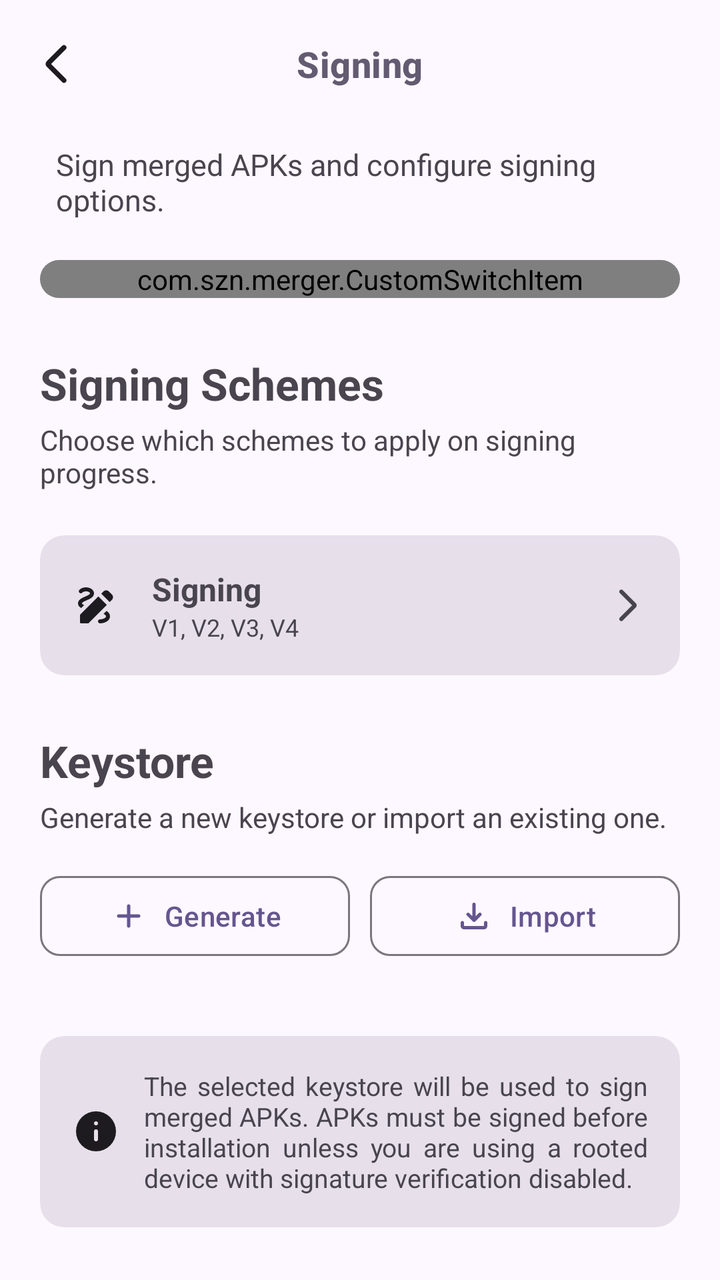
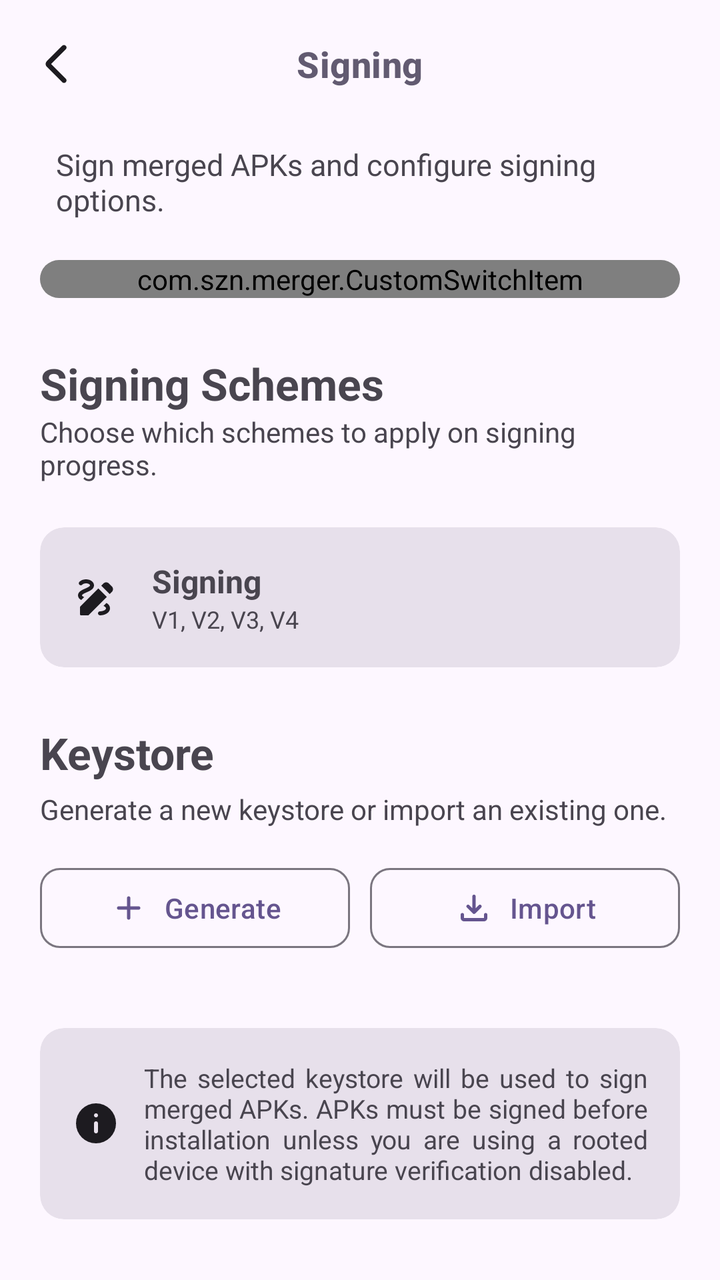

Compare the two renders of this Android layout. The source of the first and the diff that turns it into the second are given below.
<!-- AndroidManifest.xml: application theme AppTheme -->
<!-- res/layout/signing_layout.xml -->
<?xml version="1.0" encoding="utf-8"?>
<androidx.constraintlayout.widget.ConstraintLayout
    xmlns:android="http://schemas.android.com/apk/res/android"
    xmlns:app="http://schemas.android.com/apk/res-auto"
    android:layout_width="match_parent"
    android:layout_height="match_parent">

    <com.google.android.material.appbar.MaterialToolbar
        android:id="@+id/toolbar"
        android:layout_width="0dp"
        android:layout_height="?attr/actionBarSize"
        android:background="@android:color/transparent"
        app:navigationIcon="@drawable/ic_back"
        app:navigationIconTint="?attr/colorOnSurface"
        app:title="@string/title_signing"
        app:titleCentered="true"
        app:titleTextAppearance="@style/CustomCollapsedTitle"
        app:layout_constraintTop_toTopOf="parent"
        app:layout_constraintStart_toStartOf="parent"
        app:layout_constraintEnd_toEndOf="parent"/>

    <androidx.core.widget.NestedScrollView
        android:id="@+id/scroll"
        android:layout_width="0dp"
        android:layout_height="0dp"
        android:fillViewport="true"
        android:paddingHorizontal="20dp"
        app:layout_constraintTop_toBottomOf="@id/toolbar"
        app:layout_constraintBottom_toBottomOf="parent"
        app:layout_constraintStart_toStartOf="parent"
        app:layout_constraintEnd_toEndOf="parent">

        <LinearLayout
            android:layout_width="match_parent"
            android:layout_height="wrap_content"
            android:orientation="vertical">

            <TextView
                android:layout_width="wrap_content"
                android:layout_height="wrap_content"
                android:text="@string/desc_signing"
                android:textSize="15sp"
                android:paddingStart="8dp"
                android:layout_marginTop="8dp"
                android:layout_marginBottom="20dp"/>

            <com.google.android.material.card.MaterialCardView
                style="@style/Widget.Card.RoundedMiddle">

                <com.szn.merger.CustomSwitchItem
                    android:id="@+id/SignSwitch"
                    android:layout_width="match_parent"
                    android:layout_height="wrap_content"
                    app:itemTitle="@string/sign_switch"
                    app:itemIcon="@drawable/ic_sign" />

            </com.google.android.material.card.MaterialCardView>

            <TextView
                android:layout_width="wrap_content"
                android:layout_height="wrap_content"
                android:layout_marginTop="28dp"
                android:text="@string/signing_schemes"
                android:textStyle="bold"
                android:textSize="22sp"/>

            <TextView
                android:layout_width="wrap_content"
                android:layout_height="wrap_content"
                android:text="@string/signing_desc"
                android:textSize="14sp"
                android:layout_marginTop="4dp"
                android:layout_marginBottom="16dp"/>

            <com.google.android.material.card.MaterialCardView
                android:id="@+id/signSchemes"
                android:layout_width="match_parent"
                android:layout_height="wrap_content"
                android:layout_marginTop="6dp"
                style="@style/Widget.Card.RoundedMiddle">

                <LinearLayout
                    android:layout_width="match_parent"
                    android:layout_height="match_parent"
                    android:gravity="center_vertical"
                    android:orientation="horizontal"
                    android:padding="16dp">

                    <ImageView
                        android:layout_width="24dp"
                        android:layout_height="24dp"
                        app:tint="?attr/colorOnSurface"
                        android:src="@drawable/ic_sign" />

                    <LinearLayout
                        android:layout_width="0dp"
                        android:layout_height="wrap_content"
                        android:layout_weight="1"
                        android:layout_marginStart="16dp"
                        android:orientation="vertical">

                        <TextView
                            android:layout_width="wrap_content"
                            android:layout_height="wrap_content"
                            android:text="@string/title_signing"
                            android:textStyle="bold"
                            android:textSize="16sp"/>

                        <TextView
                            android:id="@+id/currentSchemes"
                            android:layout_width="wrap_content"
                            android:layout_height="wrap_content"
                            android:text="@string/desc_signing_schemes"
                            android:textSize="12sp"/>

                    </LinearLayout>

                    <ImageView
                        android:layout_width="20dp"
                        android:layout_height="20dp"
                        android:src="@drawable/ic_back"
                        android:rotation="180"
                        app:tint="?attr/colorOnSurfaceVariant"/>

                </LinearLayout>

            </com.google.android.material.card.MaterialCardView>

            <TextView
                android:layout_width="wrap_content"
                android:layout_height="wrap_content"
                android:layout_marginTop="28dp"
                android:text="@string/title_keystore"
                android:textStyle="bold"
                android:textSize="22sp"/>

            <TextView
                android:layout_width="wrap_content"
                android:layout_height="wrap_content"
                android:text="@string/desc_keystore"
                android:textSize="14sp"
                android:layout_marginTop="4dp"
                android:layout_marginBottom="16dp"/>

            <LinearLayout
                android:layout_width="match_parent"
                android:layout_height="wrap_content"
                android:orientation="horizontal">

                <com.google.android.material.button.MaterialButton
                    android:id="@+id/btnGenerate"
                    android:layout_width="0dp"
                    app:cornerRadius="10dp"
                    android:layout_height="wrap_content"
                    android:layout_weight="1"
                    android:layout_marginEnd="5dp"
                    android:gravity="center"
                    style="@style/Widget.Material3.Button.OutlinedButton"
                    android:text="@string/btn_generate"
                    app:icon="@drawable/ic_add"
                    app:iconGravity="textStart"
                    app:iconPadding="8dp"
                    app:iconSize="20dp"/>

                <com.google.android.material.button.MaterialButton
                    android:id="@+id/btnImport"
                    android:layout_width="0dp"
                    app:cornerRadius="10dp"
                    android:layout_height="wrap_content"
                    android:layout_weight="1"
                    android:layout_marginStart="5dp"
                    android:gravity="center"
                    style="@style/Widget.Material3.Button.OutlinedButton"
                    android:text="@string/btn_import"
                    app:icon="@drawable/ic_download"
                    app:iconGravity="textStart"
                    app:iconPadding="8dp"
                    app:iconSize="20dp"/>

            </LinearLayout>

            <androidx.recyclerview.widget.RecyclerView
                android:id="@+id/keystoreRecycler"
                android:layout_width="match_parent"
                android:layout_height="wrap_content"
                android:layout_marginTop="16dp"
                android:nestedScrollingEnabled="false"
                android:overScrollMode="never"/>

            <com.google.android.material.card.MaterialCardView
                android:layout_width="match_parent"
                android:layout_height="wrap_content"
                android:layout_marginTop="20dp"
                style="@style/Widget.Card.RoundedMiddle">

                <LinearLayout
                    android:layout_width="match_parent"
                    android:layout_height="match_parent"
                    android:orientation="horizontal"
                    android:gravity="center_vertical"
                    android:padding="16dp">

                    <ImageView
                        android:layout_width="24dp"
                        android:layout_height="24dp"
                        app:tint="?attr/colorOnSurface"
                        android:src="@drawable/ic_info"/>

                    <TextView
                        android:layout_width="0dp"
                        android:layout_height="wrap_content"
                        android:layout_weight="1"
                        android:layout_marginStart="12dp"
                        android:justificationMode="inter_word"
                        android:text="@string/info_keystore"
                        android:textSize="13sp"/>

                </LinearLayout>

            </com.google.android.material.card.MaterialCardView>

        </LinearLayout>

    </androidx.core.widget.NestedScrollView>

</androidx.constraintlayout.widget.ConstraintLayout>
<!-- resources referenced by this layout -->
<resources>
  <string name="btn_generate">Generate</string>
  <string name="btn_import">Import</string>
  <string name="desc_keystore">Generate a new keystore or import an existing one.</string>
  <string name="desc_signing">Sign merged APKs and configure signing options.</string>
  <string name="desc_signing_schemes">V1, V2, V3, V4</string>
  <string name="info_keystore">The selected keystore will be used to sign merged APKs. APKs must be signed before installation unless you are using a rooted device with signature verification disabled.</string>
  <string name="sign_switch">Sign APK File</string>
  <string name="signing_desc">Choose which schemes to apply on signing progress.</string>
  <string name="signing_schemes">Signing Schemes</string>
  <string name="title_keystore">Keystore</string>
  <string name="title_signing">Signing</string>
  <style name="CustomCollapsedTitle" parent="TextAppearance.Material3.TitleMedium">
  
          <item name="android:textSize">18sp</item>
          <item name="android:textStyle">bold</item>
          <item name="android:textColor">?attr/colorSecondary</item>
  
      </style>
  <style name="Widget.Card.RoundedMiddle" parent="Widget.Material3.CardView.Filled">
          <item name="android:layout_width">match_parent</item>
          <item name="android:layout_height">wrap_content</item>
          <item name="cardBackgroundColor">?attr/colorSurfaceVariant</item>
      </style>
  <color name="md_theme_primary">#65558F</color>
  <color name="md_theme_onPrimary">#FFFFFF</color>
  <color name="md_theme_primaryContainer">#E9DDFF</color>
  <color name="md_theme_onPrimaryContainer">#4D3D75</color>
  <color name="md_theme_secondary">#625B71</color>
  <color name="md_theme_onSecondary">#FFFFFF</color>
  <color name="md_theme_secondaryContainer">#E8DEF8</color>
  <color name="md_theme_onSecondaryContainer">#4A4458</color>
  <color name="md_theme_tertiary">#7E5260</color>
  <color name="md_theme_onTertiary">#FFFFFF</color>
  <color name="md_theme_tertiaryContainer">#FFD9E3</color>
  <color name="md_theme_onTertiaryContainer">#633B48</color>
  <color name="md_theme_error">#BA1A1A</color>
  <color name="md_theme_onError">#FFFFFF</color>
  <color name="md_theme_errorContainer">#FFDAD6</color>
  <color name="md_theme_onErrorContainer">#93000A</color>
  <color name="md_theme_background">#FDF7FF</color>
  <color name="md_theme_onBackground">#1D1B20</color>
  <color name="md_theme_surface">#FDF7FF</color>
  <color name="md_theme_onSurface">#1D1B20</color>
  <color name="md_theme_surfaceVariant">#E7E0EB</color>
  <color name="md_theme_onSurfaceVariant">#49454E</color>
  <color name="md_theme_outline">#7A757F</color>
  <color name="md_theme_outlineVariant">#CAC4CF</color>
  <color name="md_theme_inverseSurface">#322F35</color>
  <color name="md_theme_inverseOnSurface">#F5EFF7</color>
  <color name="md_theme_inversePrimary">#CFBDFE</color>
  <!-- unchanged entries left out for length: 6 -->
</resources>

<!-- the commit's change to res/layout/signing_layout.xml (unified diff, before → after) -->
@@ -1,9 +1,9 @@
 <?xml version="1.0" encoding="utf-8"?>
-<androidx.constraintlayout.widget.ConstraintLayout
-    xmlns:android="http://schemas.android.com/apk/res/android"
+<androidx.constraintlayout.widget.ConstraintLayout xmlns:android="http://schemas.android.com/apk/res/android"
     xmlns:app="http://schemas.android.com/apk/res-auto"
     android:layout_width="match_parent"
-    android:layout_height="match_parent">
+    android:layout_height="match_parent"
+    xmlns:tools="http://schemas.android.com/tools">
 
     <com.google.android.material.appbar.MaterialToolbar
         android:id="@+id/toolbar"
@@ -69,7 +69,6 @@
                 android:layout_height="wrap_content"
                 android:text="@string/signing_desc"
                 android:textSize="14sp"
-                android:layout_marginTop="4dp"
                 android:layout_marginBottom="16dp"/>
 
             <com.google.android.material.card.MaterialCardView
@@ -93,11 +92,10 @@
                         android:src="@drawable/ic_sign" />
 
                     <LinearLayout
-                        android:layout_width="0dp"
+                        android:layout_width="match_parent"
                         android:layout_height="wrap_content"
-                        android:layout_weight="1"
-                        android:layout_marginStart="16dp"
-                        android:orientation="vertical">
+                        android:orientation="vertical"
+                        android:layout_marginStart="16dp">
 
                         <TextView
                             android:layout_width="wrap_content"
@@ -185,7 +183,9 @@
                 android:layout_height="wrap_content"
                 android:layout_marginTop="16dp"
                 android:nestedScrollingEnabled="false"
-                android:overScrollMode="never"/>
+                android:overScrollMode="never"
+                tools:listitem="@layout/item_keystore"
+                tools:itemCount="3"/>
 
             <com.google.android.material.card.MaterialCardView
                 android:layout_width="match_parent"
@@ -224,3 +224,73 @@
     </androidx.core.widget.NestedScrollView>
 
 </androidx.constraintlayout.widget.ConstraintLayout>
+<!-- res/layout/item_keystore.xml (included above) -->
+<?xml version="1.0" encoding="utf-8"?>
+<com.google.android.material.card.MaterialCardView
+    xmlns:android="http://schemas.android.com/apk/res/android"
+    xmlns:app="http://schemas.android.com/apk/res-auto"
+    android:layout_width="match_parent"
+    android:layout_height="wrap_content"
+    android:layout_marginVertical="6dp"
+    android:layout_marginTop="10dp"
+    app:cardCornerRadius="20dp"
+    app:cardElevation="0dp"
+    app:strokeWidth="1dp">
+
+    <androidx.constraintlayout.widget.ConstraintLayout
+        android:layout_width="match_parent"
+        android:layout_height="72dp"
+        android:paddingHorizontal="16dp">
+
+        <ImageView
+            android:id="@+id/icon"
+            android:layout_width="48dp"
+            android:layout_height="48dp"
+            android:padding="12dp"
+            android:src="@drawable/ic_key"
+            app:tint="?attr/colorOnSurface"
+            app:layout_constraintBottom_toBottomOf="parent"
+            app:layout_constraintStart_toStartOf="parent"
+            app:layout_constraintTop_toTopOf="parent"/>
+
+        <LinearLayout
+            android:id="@+id/textContainer"
+            android:layout_width="0dp"
+            android:layout_height="wrap_content"
+            android:layout_marginStart="14dp"
+            android:orientation="vertical"
+            app:layout_constraintBottom_toBottomOf="@id/icon"
+            app:layout_constraintEnd_toStartOf="@id/radio"
+            app:layout_constraintStart_toEndOf="@id/icon"
+            app:layout_constraintTop_toTopOf="@id/icon">
+
+            <TextView
+                android:id="@+id/title"
+                android:layout_width="wrap_content"
+                android:layout_height="wrap_content"
+                android:text="@string/release_key"
+                android:textSize="16sp"
+                android:textStyle="bold"/>
+
+            <TextView
+                android:id="@+id/fileName"
+                android:layout_width="wrap_content"
+                android:layout_height="wrap_content"
+                android:text="@string/release_jks"
+                android:textColor="?android:textColorSecondary"
+                android:textSize="13sp"/>
+
+        </LinearLayout>
+
+        <com.google.android.material.radiobutton.MaterialRadioButton
+            android:id="@+id/radio"
+            android:layout_width="wrap_content"
+            android:layout_height="wrap_content"
+            android:buttonTint="?attr/colorPrimary"
+            app:layout_constraintTop_toTopOf="parent"
+            app:layout_constraintBottom_toBottomOf="parent"
+            app:layout_constraintEnd_toEndOf="parent"/>
+
+    </androidx.constraintlayout.widget.ConstraintLayout>
+
+</com.google.android.material.card.MaterialCardView>
<!-- resource entries referenced after the edit -->
@@ -1,11 +1,23 @@
 <!-- resources referenced by this layout -->
 <resources>
+  <!-- drawable ic_key (drawable) -->
+  <vector xmlns:android="http://schemas.android.com/apk/res/android"
+      android:width="24dp"
+      android:height="24dp"
+      android:viewportWidth="960"
+      android:viewportHeight="960">
+    <path
+        android:pathData="M195,565q-35,-35 -35,-85t35,-85q35,-35 85,-35t85,35q35,35 35,85t-35,85q-35,35 -85,35t-85,-35ZM280,720q77,0 139,-44t87,-116h14l52,52q6,6 13,8.5t15,2.5q8,0 15,-2.5t13,-8.5l52,-52 70,55q6,5 13.5,7.5T779,624q8,-1 14.5,-4.5T805,610l90,-103q5,-6 7.5,-13t2.5,-15q0,-8 -3,-14.5t-8,-11.5l-41,-41q-6,-6 -13.5,-9t-15.5,-3L506,400q-24,-68 -84.5,-114T280,240q-100,0 -170,70T40,480q0,100 70,170t170,70Z"
+        android:fillColor="#000000"/>
+  </vector>
   <string name="btn_generate">Generate</string>
   <string name="btn_import">Import</string>
   <string name="desc_keystore">Generate a new keystore or import an existing one.</string>
   <string name="desc_signing">Sign merged APKs and configure signing options.</string>
   <string name="desc_signing_schemes">V1, V2, V3, V4</string>
   <string name="info_keystore">The selected keystore will be used to sign merged APKs. APKs must be signed before installation unless you are using a rooted device with signature verification disabled.</string>
+  <string name="release_jks">release.jks</string>
+  <string name="release_key">Release Key</string>
   <string name="sign_switch">Sign APK File</string>
   <string name="signing_desc">Choose which schemes to apply on signing progress.</string>
   <string name="signing_schemes">Signing Schemes</string>
